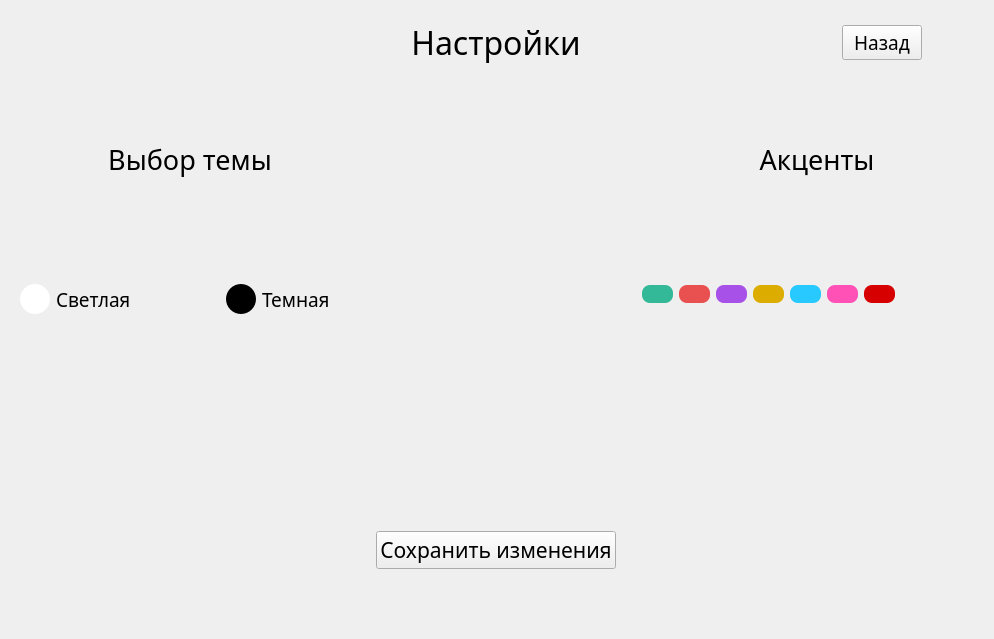
Before: the Qt Designer form Settings.ui in TheLastie/FitnessTracker, drawn with Qt 5.
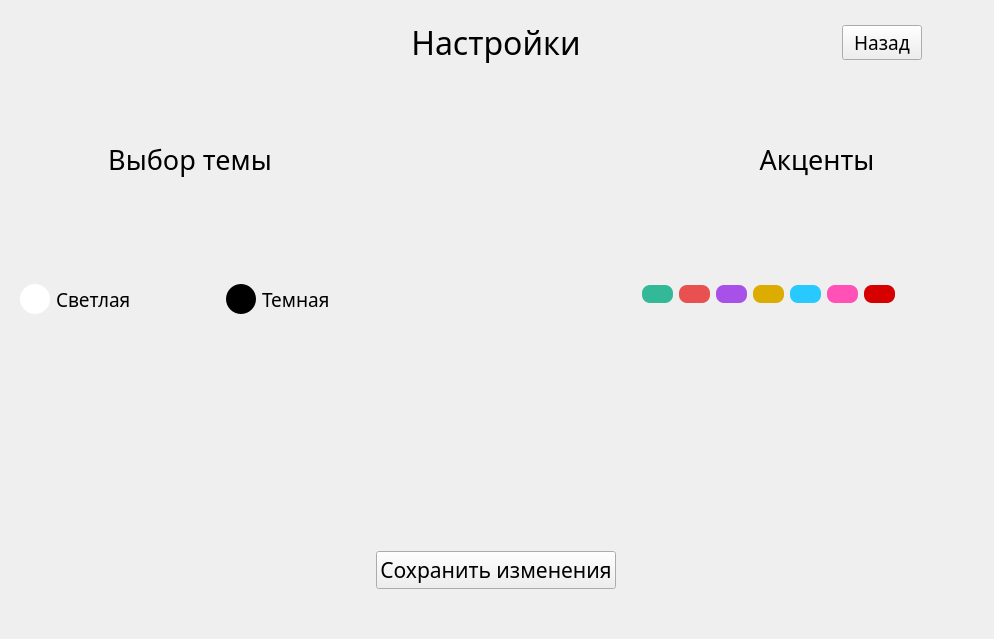
After: the same form once the commit is applied. Icons and pictures are not drawn.

Commit message: Edit Settings.ui + css + luna/sun.png

What changed in the file:
```diff
--- a/Settings.ui
+++ b/Settings.ui
@@ -31,7 +31,7 @@
      <x>10</x>
      <y>20</y>
      <width>1054</width>
-     <height>549</height>
+     <height>569</height>
     </rect>
    </property>
    <layout class="QGridLayout" name="gridLayout">
@@ -695,6 +695,22 @@
       </property>
      </spacer>
     </item>
+    <item row="2" column="2">
+     <spacer name="verticalSpacer">
+      <property name="orientation">
+       <enum>Qt::Vertical</enum>
+      </property>
+      <property name="sizeType">
+       <enum>QSizePolicy::Fixed</enum>
+      </property>
+      <property name="sizeHint" stdset="0">
+       <size>
+        <width>20</width>
+        <height>40</height>
+       </size>
+      </property>
+     </spacer>
+    </item>
    </layout>
   </widget>
   <widget class="QLabel" name="setback">
@@ -714,9 +730,9 @@
    <property name="geometry">
     <rect>
      <x>-36</x>
-     <y>255</y>
+     <y>195</y>
      <width>1071</width>
-     <height>61</height>
+     <height>241</height>
     </rect>
    </property>
    <property name="text">
```
Left out of the diff: 12 changed lines with no effect on the pictures. The commit also changes 3 other files.
